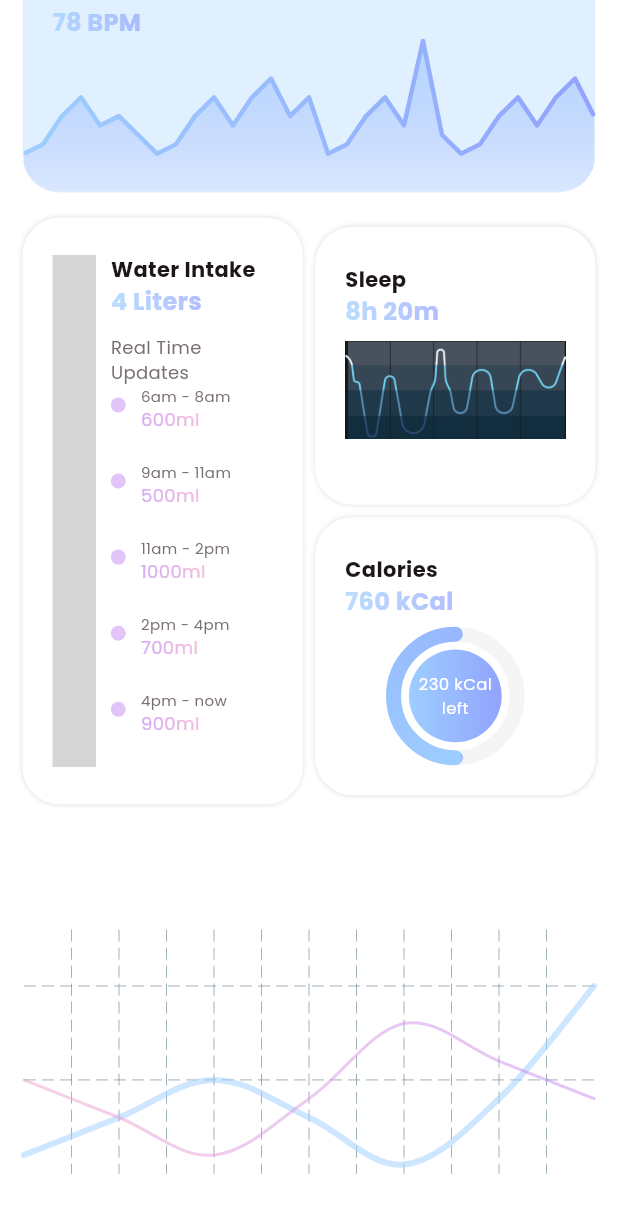
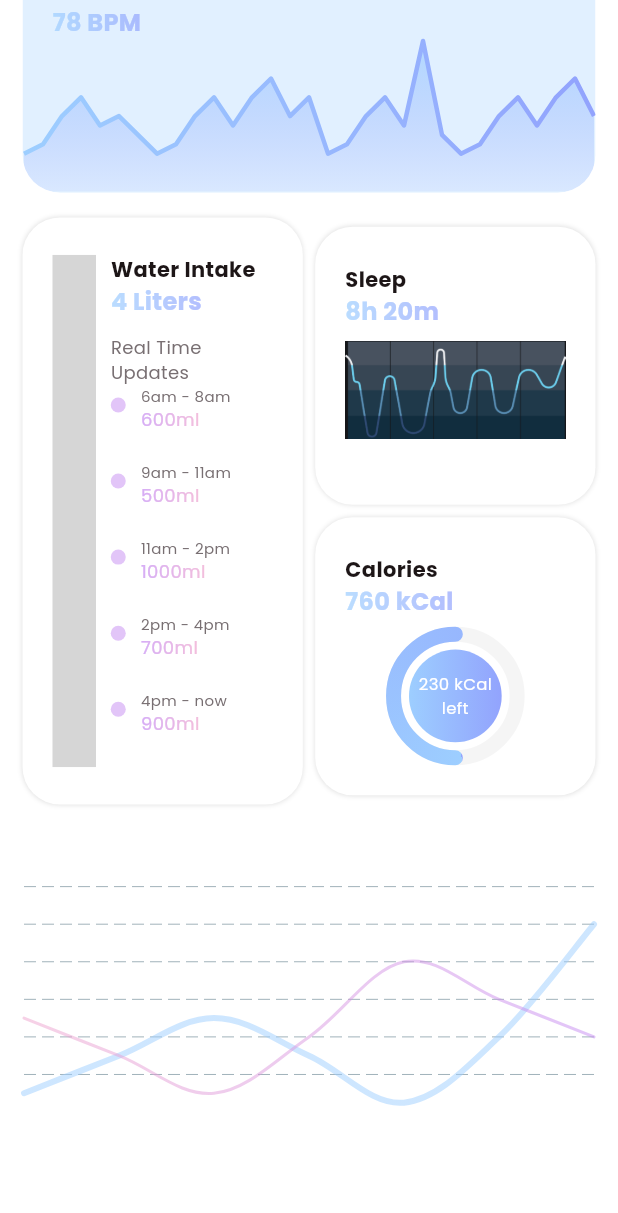
Before and after one commit to sdhaputhanthrie/Fitness-App, a Flutter app: the HomeView screen opened directly, scrolled down 440 dp, on a phone screen of 412 x 824 dp. Shown: the top 1213 px of the screen. Run offline on Flutter 3.47's test engine with Material 3 defaults, Android fonts, the phone set to English and light mode, and no system bars; drawn by our look-alikes of fl_chart, simple_circular_progress_bar; our stand-ins replace carousel_slider; missing offline and left inert: dotted_dashed_line, simple_animation_progress_bar; grey boxes are pictures that could not be loaded.

Commit message:
update linechart

```diff
--- a/lib/view/home/home_view.dart
+++ b/lib/view/home/home_view.dart
@@ -788,7 +788,7 @@ class _HomeViewState extends State<HomeView> {
                     ),
                   ],
                 ),
-                SizedBox(height: media.height * 0.1),
+                SizedBox(height: media.height * 0.05),
 
                 Container(
                   height: media.width * 0.4,
@@ -877,7 +877,19 @@ class _HomeViewState extends State<HomeView> {
                       maxY: 130,
                       titlesData: FlTitlesData(show: false),
 
-                      gridData: const FlGridData(show:true),
+                      gridData: FlGridData(
+                        show: true,
+                        drawHorizontalLine: true,
+
+                        horizontalInterval: 20,
+                        drawVerticalLine: false,
+                        getDrawingVerticalLine: (value) {
+                          return  FlLine(
+                            color:TColor.gray.withOpacity(0.2),
+                            strokeWidth: 2,
+                          );
+                        },
+                      ),
                       borderData: FlBorderData(
                         show: true,
                         border: Border.all(color: Colors.transparent),
@@ -934,19 +946,22 @@ class _HomeViewState extends State<HomeView> {
   LineTouchData get lineTouchData1 => LineTouchData(
     handleBuiltInTouches: true,
     touchTooltipData: LineTouchTooltipData(
-          getTooltipColor: (touchedSpot) =>
-              Colors.blueGrey.withValues(alpha: 0.8),
+      getTooltipColor: (touchedSpot) => Colors.blueGrey.withValues(alpha: 0.8),
     ),
   );
   List<LineChartBarData> get lineBarsData1 => [
     lineChartBarData1_1,
     lineChartBarData1_2,
-
   ];
   LineChartBarData get lineChartBarData1_1 => LineChartBarData(
     isCurved: true,
 
-        gradient: LinearGradient(colors: [TColor.primaryColor2.withOpacity(0.5),TColor.primaryColor2.withOpacity(0.5)]),
+    gradient: LinearGradient(
+      colors: [
+        TColor.primaryColor2.withOpacity(0.5),
+        TColor.primaryColor2.withOpacity(0.5),
+      ],
+    ),
     barWidth: 4,
     isStrokeCapRound: true,
     dotData: const FlDotData(show: false),
@@ -964,17 +979,16 @@ class _HomeViewState extends State<HomeView> {
 
   LineChartBarData get lineChartBarData1_2 => LineChartBarData(
     isCurved: true,
-         gradient: LinearGradient(colors: [
+    gradient: LinearGradient(
+      colors: [
         TColor.secondaryColor2.withOpacity(0.5),
         TColor.secondaryColor1.withOpacity(0.5),
-          ]),
+      ],
+    ),
     barWidth: 2,
     isStrokeCapRound: true,
     dotData: const FlDotData(show: false),
-        belowBarData: BarAreaData(
-          show: false,
-
-        ),
+    belowBarData: BarAreaData(show: false),
     spots: const [
       FlSpot(1, 50),
       FlSpot(2, 30),
@@ -985,5 +999,4 @@ class _HomeViewState extends State<HomeView> {
       FlSpot(7, 40),
     ],
   );
-
 }
```
Lines whose indentation alone changed are shown as unchanged.
